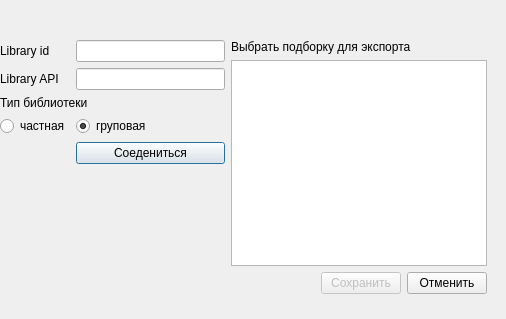
This is view/properties_zotero.ui in bemuzie/ZotPub as Qt 5 draws it before an edit. The edited form follows.
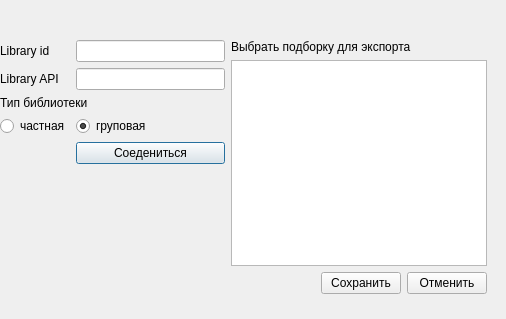
This is the edited form.

Patch:
```diff
--- a/view/properties_zotero.ui
+++ b/view/properties_zotero.ui
@@ -136,11 +136,14 @@
       <item>
        <widget class="QPushButton" name="pushButton_2">
         <property name="enabled">
-         <bool>false</bool>
+         <bool>true</bool>
         </property>
         <property name="text">
          <string>Сохранить</string>
         </property>
+        <property name="checkable">
+         <bool>false</bool>
+        </property>
        </widget>
       </item>
       <item>
```
